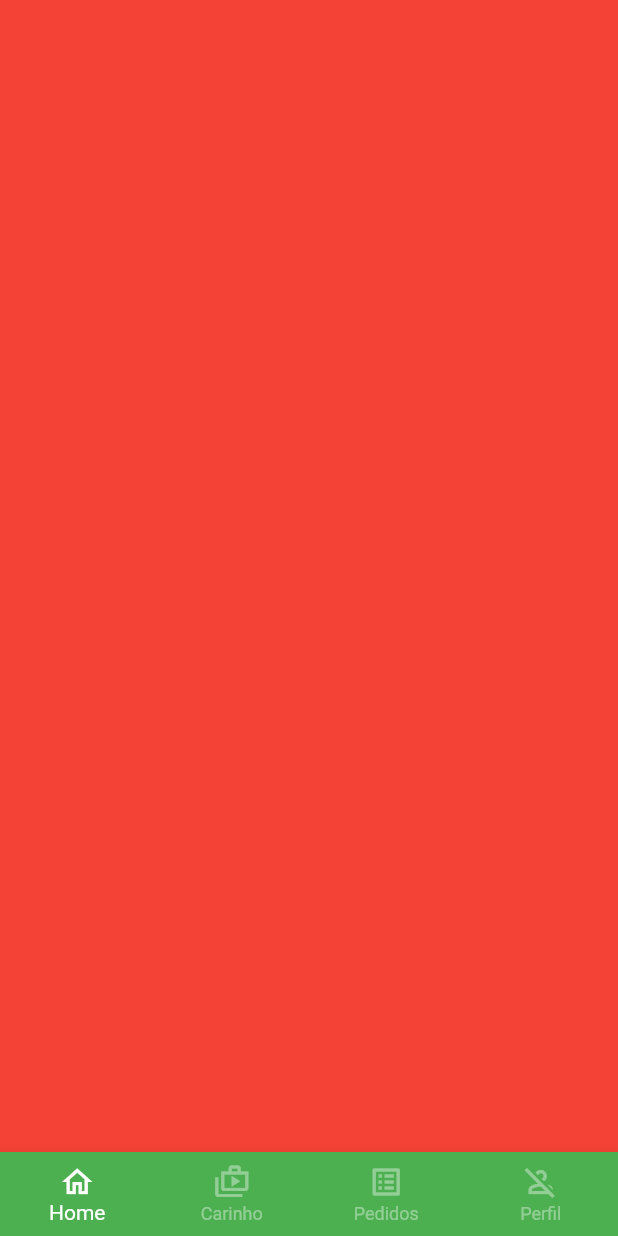
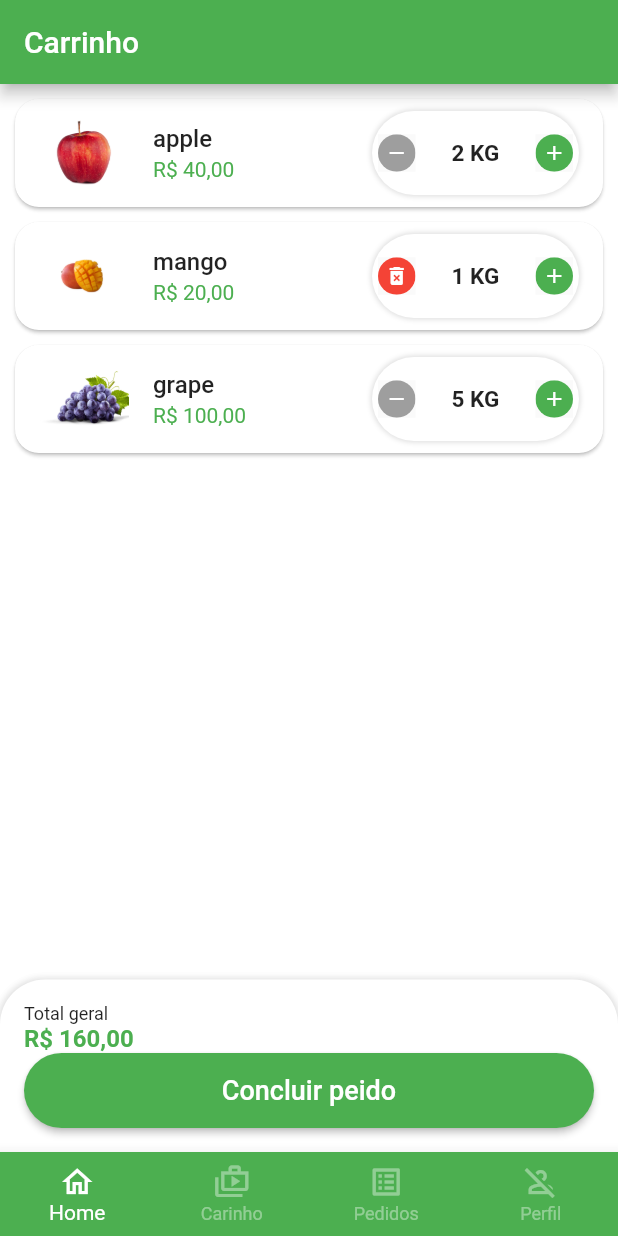
Before and after one commit to paulocagol/greengrocer_flutter_app, a Flutter app: the BaseScreen screen opened directly, swiped to page 2, on a phone screen of 412 x 824 dp. Run offline on Flutter 3.47's test engine with Material 2 defaults, Android fonts, the phone set to English and light mode, and no system bars; our stand-ins replace animated_text_kit.

Commit message:
carrinho

```diff
--- a/lib/app_data.dart
+++ b/lib/app_data.dart
@@ -1,3 +1,4 @@
+import 'package:my_app/cart_item_model.dart';
 import 'package:my_app/item_model.dart';
 
 ItemModel apple = ItemModel(
@@ -57,3 +58,9 @@ List<String> categories = [
   'Frutas',
   'Doces',
 ];
+
+List<CartItemModel> cartItems = [
+  CartItemModel(item: apple, quantity: 2),
+  CartItemModel(item: mango, quantity: 1),
+  CartItemModel(item: grape, quantity: 5),
+];
--- a/lib/base_screen.dart
+++ b/lib/base_screen.dart
@@ -1,4 +1,5 @@
 import 'package:flutter/material.dart';
+import 'package:my_app/cart_tab.dart';
 import 'package:my_app/home_tab.dart';
 
 class BaseScreen extends StatefulWidget {
@@ -21,7 +22,7 @@ class _BaseScreenState extends State<BaseScreen> {
         controller: pageController,
         children: [
           const HomeTab(),
-          Container(color: Colors.red),
+          CartTab(),
           Container(color: Colors.blue),
           Container(color: Colors.green),
         ],
--- /dev/null
+++ b/lib/cart_item_model.dart
@@ -0,0 +1,62 @@
+import 'dart:convert';
+
+import 'package:my_app/item_model.dart';
+
+class CartItemModel {
+  ItemModel item;
+  int quantity;
+  CartItemModel({
+    required this.item,
+    required this.quantity,
+  });
+
+  CartItemModel copyWith({
+    ItemModel? item,
+    int? quantity,
+  }) {
+    return CartItemModel(
+      item: item ?? this.item,
+      quantity: quantity ?? this.quantity,
+    );
+  }
+
+  Map<String, dynamic> toMap() {
+    final result = <String, dynamic>{};
+
+    result.addAll({'item': item.toMap()});
+    result.addAll({'quantity': quantity});
+
+    return result;
+  }
+
+  factory CartItemModel.fromMap(Map<String, dynamic> map) {
+    return CartItemModel(
+      item: ItemModel.fromMap(map['item']),
+      quantity: map['quantity']?.toInt() ?? 0,
+    );
+  }
+
+  String toJson() => json.encode(toMap());
+
+  factory CartItemModel.fromJson(String source) =>
+      CartItemModel.fromMap(json.decode(source));
+
+  @override
+  String toString() => 'CartItemModel(item: $item, quantity: $quantity)';
+
+  @override
+  bool operator ==(Object other) {
+    if (identical(this, other)) return true;
+
+    return other is CartItemModel &&
+        other.item == item &&
+        other.quantity == quantity;
+  }
+
+  @override
+  int get hashCode => item.hashCode ^ quantity.hashCode;
+
+  double totalPrice() {
+    return item.price * quantity;
+  }
+}
--- /dev/null
+++ b/lib/cart_tab.dart
@@ -0,0 +1,145 @@
+import 'package:flutter/material.dart';
+import 'package:my_app/app_data.dart' as app_data;
+import 'package:my_app/cart_item_model.dart';
+import 'package:my_app/cart_tile.dart';
+import 'package:my_app/utils_services.dart';
+
+class CartTab extends StatefulWidget {
+  const CartTab({super.key});
+
+  @override
+  State<CartTab> createState() => _CartTabState();
+}
+
+class _CartTabState extends State<CartTab> {
+  var util = UtilServices();
+
+  void removeItemFromCart(CartItemModel item) {
+    setState(() {
+      app_data.cartItems.remove(item);
+    });
+  }
+
+  double cartTotalPrice() {
+    double total = 0;
+
+    for (var item in app_data.cartItems) {
+      total += item.totalPrice();
+    }
+
+    return total;
+  }
+
+  @override
+  Widget build(BuildContext context) {
+    return Scaffold(
+      appBar: AppBar(
+        title: const Text('Carrinho'),
+      ),
+      body: Column(
+        children: [
+          Expanded(
+            child: ListView.builder(
+              itemCount: app_data.cartItems.length,
+              itemBuilder: (context, index) {
+                return CartTile(
+                  item: app_data.cartItems[index],
+                  remove: removeItemFromCart,
+                );
+              },
+            ),
+          ),
+          const SizedBox(height: 20),
+          Container(
+            padding: const EdgeInsets.all(16),
+            decoration: BoxDecoration(
+              color: Colors.white,
+              borderRadius: const BorderRadius.vertical(
+                top: Radius.circular(30),
+              ),
+              boxShadow: [
+                BoxShadow(
+                  color: Colors.grey.shade300,
+                  blurRadius: 3,
+                  spreadRadius: 1,
+                ),
+              ],
+            ),
+            child: Column(
+              crossAxisAlignment: CrossAxisAlignment.stretch,
+              children: [
+                const Text('Total geral', style: TextStyle(fontSize: 12)),
+                Text(
+                  util.priceToCurrency(cartTotalPrice()),
+                  style: TextStyle(
+                    fontSize: 16,
+                    color: Colors.green,
+                    fontWeight: FontWeight.bold,
+                  ),
+                ),
+                SizedBox(
+                  height: 50,
+                  child: ElevatedButton(
+                    onPressed: () async {
+                      var result = await showOrderConfirmation();
+
+                      print(result);
+                    },
+                    child: const Text(
+                      'Concluir peido',
+                      style: TextStyle(fontSize: 18),
+                    ),
+                    style: ElevatedButton.styleFrom(
+                      shape: RoundedRectangleBorder(
+                        borderRadius: BorderRadius.circular(50),
+                      ),
+                    ),
+                  ),
+                ),
+              ],
+            ),
+          ),
+        ],
+      ),
+    );
+  }
+
+  Future<bool?> showOrderConfirmation() {
+    return showDialog(
+      context: context,
+      builder: (context) {
+        return AlertDialog(
+          shape: RoundedRectangleBorder(
+            borderRadius: BorderRadius.circular(20),
+          ),
+          title: const Text('Confirmação'),
+          content: const Text('Deseja finalizar o pedido?'),
+          actions: [
+            TextButton(
+              style: TextButton.styleFrom(
+                shape: RoundedRectangleBorder(
+                  borderRadius: BorderRadius.circular(20),
+                ),
+              ),
+              onPressed: () {
+                Navigator.of(context).pop(false);
+              },
+              child: const Text('Não'),
+            ),
+            ElevatedButton(
+              style: ElevatedButton.styleFrom(
+                shape: RoundedRectangleBorder(
+                  borderRadius: BorderRadius.circular(20),
+                ),
+              ),
+              onPressed: () {
+                Navigator.of(context).pop(true);
+              },
+              child: const Text('Sim'),
+            ),
+          ],
+        );
+      },
+    );
+  }
+}
--- /dev/null
+++ b/lib/cart_tile.dart
@@ -0,0 +1,61 @@
+import 'package:flutter/material.dart';
+import 'package:my_app/cart_item_model.dart';
+import 'package:my_app/quantity_widget.dart';
+import 'package:my_app/utils_services.dart';
+
+class CartTile extends StatefulWidget {
+  final CartItemModel item;
+  final Function(CartItemModel) remove;
+
+  const CartTile({
+    super.key,
+    required this.item,
+    required this.remove,
+  });
+
+  @override
+  State<CartTile> createState() => _CartTileState();
+}
+
+class _CartTileState extends State<CartTile> {
+  @override
+  Widget build(BuildContext context) {
+    var util = UtilServices();
+
+    return Card(
+      margin: const EdgeInsets.fromLTRB(10, 10, 10, 0),
+      shape: RoundedRectangleBorder(borderRadius: BorderRadius.circular(16)),
+      child: ListTile(
+        leading: Image.asset(
+          widget.item.item.imageUrl,
+          height: 60,
+          width: 60,
+        ),
+        title: Text(
+          widget.item.item.itemName,
+          style: const TextStyle(
+            fontWeight: FontWeight.w500,
+          ),
+        ),
+        subtitle: Text(
+          util.priceToCurrency(widget.item.totalPrice()),
+          style: const TextStyle(color: Colors.green),
+        ),
+        trailing: QuantityWidget(
+          isRemovable: true,
+          suffixText: widget.item.item.unit,
+          value: widget.item.quantity,
+          result: (quantity) {
+            setState(() {
+              widget.item.quantity = quantity;
+
+              if (quantity == 0) {
+                widget.remove(widget.item);
+              }
+            });
+          },
+        ),
+      ),
+    );
+  }
+}
--- a/lib/quantity_widget.dart
+++ b/lib/quantity_widget.dart
@@ -4,12 +4,14 @@ class QuantityWidget extends StatelessWidget {
   final int value;
   final String suffixText;
   final Function(int quantity) result;
+  final bool isRemovable;
 
   const QuantityWidget({
     super.key,
     required this.value,
     required this.suffixText,
     required this.result,
+    this.isRemovable = false,
   });
 
   @override
@@ -28,12 +30,14 @@ class QuantityWidget extends StatelessWidget {
         ],
       ),
       child: Row(
+        mainAxisSize: MainAxisSize.min,
         children: [
           _QuantityButton(
-            color: Colors.grey,
-            icon: Icons.remove,
+            color: !isRemovable || value > 1 ? Colors.grey : Colors.red,
+            icon:
+                !isRemovable || value > 1 ? Icons.remove : Icons.delete_forever,
             onPressed: () {
-              if (value == 1) return;
+              if (value == 1 && !isRemovable) return;
 
               int resultCount = value - 1;
 
```
